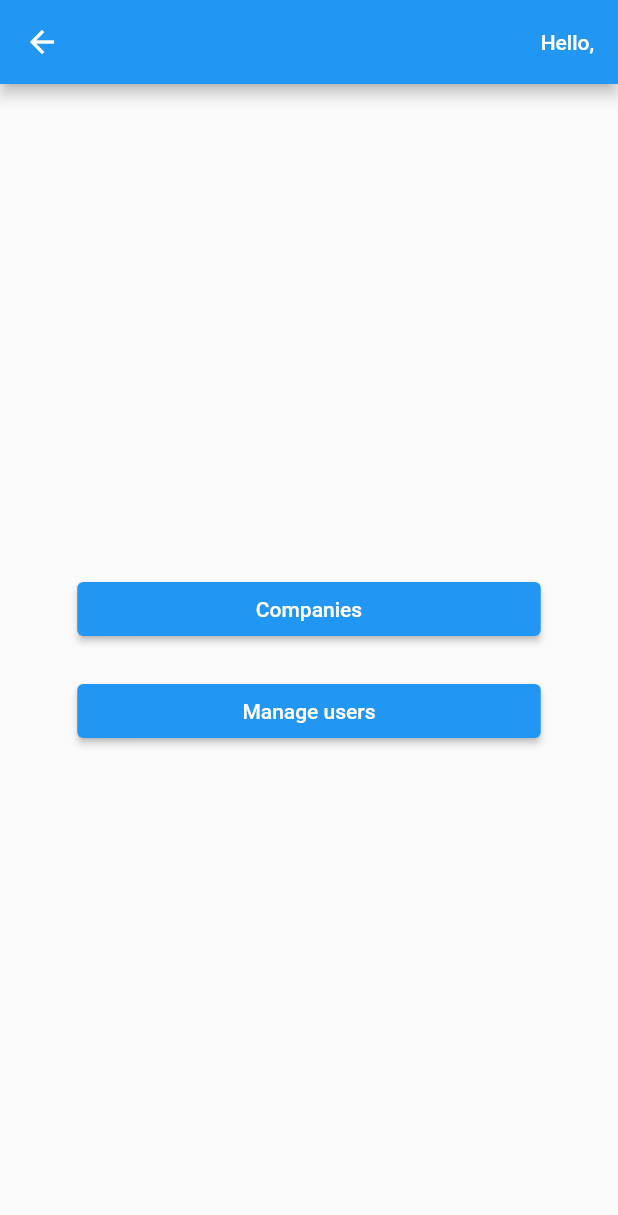
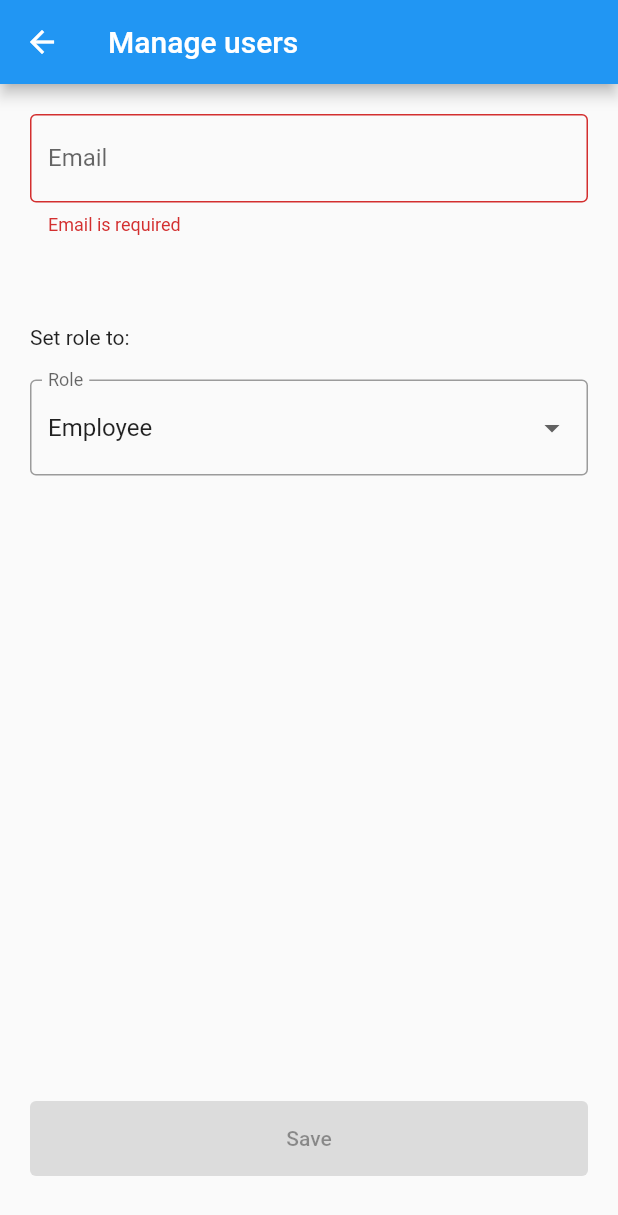
Before and after one commit to TomiSzabo00/SequenceManager_Flutter, a Flutter app: the AdminMenu screen opened directly with empty values, after a tap on "Manage users", on a phone screen of 412 x 824 dp. Shown: the top 1215 px of the screen. Run offline on Flutter 3.47's test engine with Material 2 defaults, Android fonts, the phone set to English and light mode, and no system bars; accounts and stored records are empty.

Commit message:
Manage users screen

```diff
--- a/lib/models/user.dart
+++ b/lib/models/user.dart
@@ -42,4 +42,19 @@ enum UserType {
         return UserType.user;
     }
   }
+
+  String get name {
+    switch (this) {
+      case UserType.user:
+        return "Customer";
+      case UserType.worker:
+        return "Employee";
+      case UserType.manager:
+        return "Company manager";
+      case UserType.admin:
+        return "Admin";
+      default:
+        return "CUSTOMER";
+    }
+  }
 }
--- a/lib/screens/admin/admin_menu.dart
+++ b/lib/screens/admin/admin_menu.dart
@@ -1,6 +1,7 @@
 import 'package:flutter/material.dart';
 import 'package:sequence_manager/models/user.dart';
 import 'package:sequence_manager/screens/admin/companies_list.dart';
+import 'package:sequence_manager/screens/admin/manage_users.dart';
 
 class AdminMenu extends StatelessWidget {
   const AdminMenu({super.key, required this.user});
@@ -48,7 +49,11 @@ class AdminMenu extends StatelessWidget {
                 padding: const EdgeInsets.symmetric(vertical: 10.0),
                 child: ElevatedButton(
                   onPressed: () {
-                    // Handle button 2 press
+                    Navigator.of(context).push(
+                      MaterialPageRoute(
+                        builder: (context) => const ManageUsersScreen(),
+                      ),
+                    );
                   },
                   child: const Text("Manage users"),
                 ),
--- /dev/null
+++ b/lib/screens/admin/manage_users.dart
@@ -0,0 +1,84 @@
+import 'package:flutter/material.dart';
+import 'package:sequence_manager/models/user.dart';
+
+class ManageUsersScreen extends StatefulWidget {
+  const ManageUsersScreen({Key? key}) : super(key: key);
+
+  @override
+  ManageUsersScreenState createState() => ManageUsersScreenState();
+}
+
+class ManageUsersScreenState extends State<ManageUsersScreen> {
+  TextEditingController _emailController = TextEditingController();
+  UserType _category = UserType.worker;
+
+  @override
+  Widget build(BuildContext context) {
+    return Scaffold(
+      appBar: AppBar(
+        title: const Text("Manage users"),
+      ),
+      body: Center(
+        child: Padding(
+          padding: const EdgeInsets.all(20.0),
+          child: Column(
+            mainAxisAlignment: MainAxisAlignment.start,
+            children: [
+              TextField(
+                controller: _emailController,
+                decoration: InputDecoration(
+                  border: const OutlineInputBorder(),
+                  labelText: 'Email',
+                  errorText: _emailController.text.isEmpty
+                      ? 'Email is required'
+                      : null,
+                ),
+                onChanged: (value) => setState(() {}),
+              ),
+              const SizedBox(height: 60),
+              const Align(
+                alignment: Alignment.centerLeft,
+                child: Text("Set role to:"),
+              ),
+              const SizedBox(height: 20),
+              DropdownButtonFormField<String>(
+                decoration: const InputDecoration(
+                  border: OutlineInputBorder(),
+                  labelText: 'Role',
+                ),
+                value: _category.toString(),
+                onChanged: (String? newValue) {
+                  setState(() {
+                    _category = UserType.values.firstWhere(
+                        (element) => element.toString() == newValue);
+                  });
+                },
+                items: UserType.values
+                    .map<DropdownMenuItem<String>>((UserType option) {
+                  return DropdownMenuItem<String>(
+                    value: option.toString(),
+                    child: Text(option.name),
+                  );
+                }).toList(),
+              ),
+              const Spacer(),
+              SizedBox(
+                width: double.infinity,
+                height: 50,
+                child: ElevatedButton(
+                  onPressed: _emailController.text.isEmpty
+                      ? null
+                      : () {
+                          // Handle add new user
+                        },
+                  child: const Text("Save"),
+                ),
+              ),
+              const SizedBox(height: 20),
+            ],
+          ),
+        ),
+      ),
+    );
+  }
+}
```
